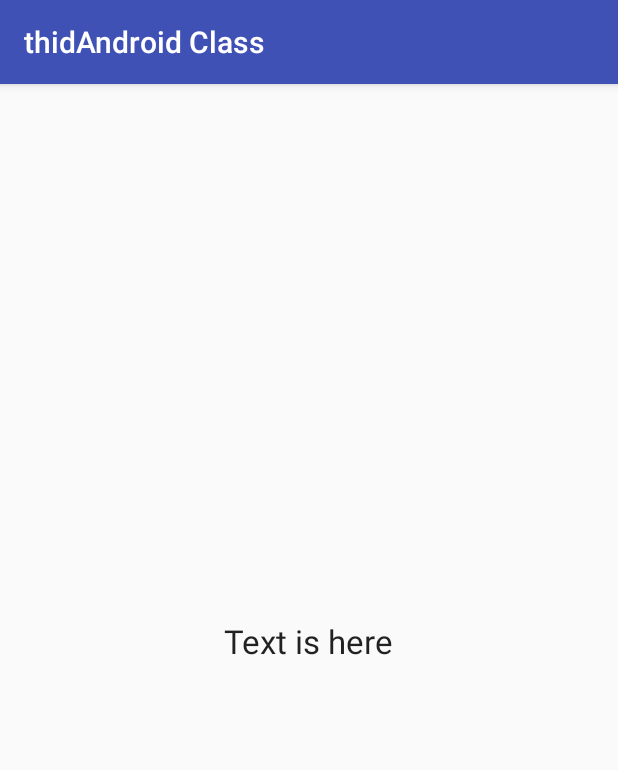
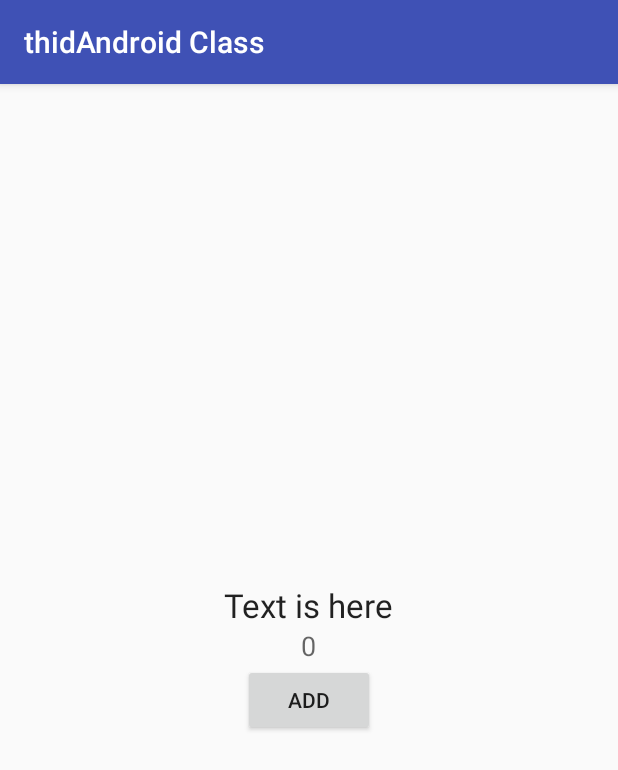
Before and after one commit to Rishabhk07/android-class-three, an Android app: the SecondActivity screen opened directly, with no data from a screen before it, on a phone screen of 412 x 824 dp. Shown: the top 770 px of the screen. Run offline under Robolectric (Android 15) with nearby library versions, the phone set to English and light mode, and no system bars.

Commit message:
savedinstance
Signed-off-by: Rishabh Khanna <rishabhkhanna777@gmail.com>

```diff
--- a/app/src/main/AndroidManifest.xml
+++ b/app/src/main/AndroidManifest.xml
@@ -16,7 +16,8 @@
                 <category android:name="android.intent.category.LAUNCHER" />
             </intent-filter>
         </activity>
-        <activity android:name=".SecondActivity"></activity>
+        <activity android:name=".SecondActivity" />
+        <activity android:name=".List"></activity>
     </application>
 
 </manifest>
--- a/app/src/main/java/com/codingblocks/thidandroidclass/MainActivity.java
+++ b/app/src/main/java/com/codingblocks/thidandroidclass/MainActivity.java
@@ -26,7 +26,7 @@ public class MainActivity extends AppCompatActivity {
             @Override
             public void onClick(View v) {
                 Intent i = new Intent(MainActivity.this,SecondActivity.class);
-                String val = etValue.getText().toString();
+                int val = Integer.parseInt(etValue.getText().toString());
                 i.putExtra(KEY,val);
                 startActivityForResult(i,REQ_CODE);
             }
@@ -38,8 +38,10 @@ public class MainActivity extends AppCompatActivity {
     @Override
     protected void onActivityResult(int requestCode, int resultCode, Intent data) {
         super.onActivityResult(requestCode, resultCode, data);
+        Log.d(TAG, "onActivityResult: " );
         if(requestCode == MainActivity.REQ_CODE&& resultCode == 789){
             Log.d(TAG, "onActivityResult: " + data.getStringExtra("second"));
         }
     }
+
 }
--- a/app/src/main/java/com/codingblocks/thidandroidclass/SecondActivity.java
+++ b/app/src/main/java/com/codingblocks/thidandroidclass/SecondActivity.java
@@ -1,27 +1,68 @@
 package com.codingblocks.thidandroidclass;
 
 import android.content.Intent;
+import android.os.PersistableBundle;
 import android.support.v7.app.AppCompatActivity;
 import android.os.Bundle;
+import android.util.Log;
+import android.view.View;
+import android.widget.Button;
 import android.widget.TextView;
 
 public class SecondActivity extends AppCompatActivity {
 
     TextView textView;
+    public static final String TAG = "SecondActivity";
+    Button btnAdd;
+    String key = "key";
+    int a;
+    int data;
     @Override
     protected void onCreate(Bundle savedInstanceState) {
         super.onCreate(savedInstanceState);
         setContentView(R.layout.activity_second);
-        String data = getIntent().getStringExtra(MainActivity.KEY);
+
+        data = getIntent().getIntExtra(MainActivity.KEY,0);
         textView = (TextView) findViewById(R.id.tvParamter);
-        textView.setText(data);
-        data = data + " Rishabh Khanna";
-        Intent i = new Intent();
-        i.putExtra("second",data);
+        btnAdd = (Button) findViewById(R.id.btnAdd);
 
-        Intent j = new Intent();
-        setResult(789,i);
-        setResult(567,j);
+//        data = data + " Rishabh Khanna";
+//        Intent i = new Intent();
+//        i.putExtra("second",data);
+//        Intent j = new Intent();
+//        setResult(789,i);
+//        setResult(567,j);
+        if(savedInstanceState != null){
+        data  = savedInstanceState.getInt(key);
+            Log.d(TAG, "onCreate: " + data);
+        }
+        textView.setText(String.valueOf(data));
+        btnAdd.setOnClickListener(new View.OnClickListener() {
+            @Override
+            public void onClick(View v) {
+                data = Integer.parseInt(textView.getText().toString());
+                textView.setText(String.valueOf(++data));
+            }
+        });
 
     }
+
+
+    @Override
+    protected void onSaveInstanceState(Bundle outState) {
+        outState.putInt(key,data);
+        super.onSaveInstanceState(outState);
+    }
+
+    @Override
+    protected void onStop() {
+        Log.d(TAG, "onStop: ");
+        super.onStop();
+    }
+
+    @Override
+    protected void onDestroy() {
+        Log.d(TAG, "onDestroy: ");
+        super.onDestroy();
+    }
 }
--- a/app/src/main/res/layout/activity_second.xml
+++ b/app/src/main/res/layout/activity_second.xml
@@ -19,8 +19,12 @@
         android:layout_height="wrap_content"
         android:id="@+id/tvParamter"
         android:textAppearance="@style/TextAppearance.AppCompat.Medium"
-        android:text="rishabh"/>
+        android:text="something"/>
 
-
+    <Button
+        android:layout_width="wrap_content"
+        android:layout_height="wrap_content"
+        android:text="add"
+        android:id="@+id/btnAdd"/>
 
 </LinearLayout>
```
Also changed, not shown: app/src/main/java/com/codingblocks/thidandroidclass/List.java (added, +13 -0 lines), app/src/main/res/layout/activity_list.xml (added, +9 -0 lines).
